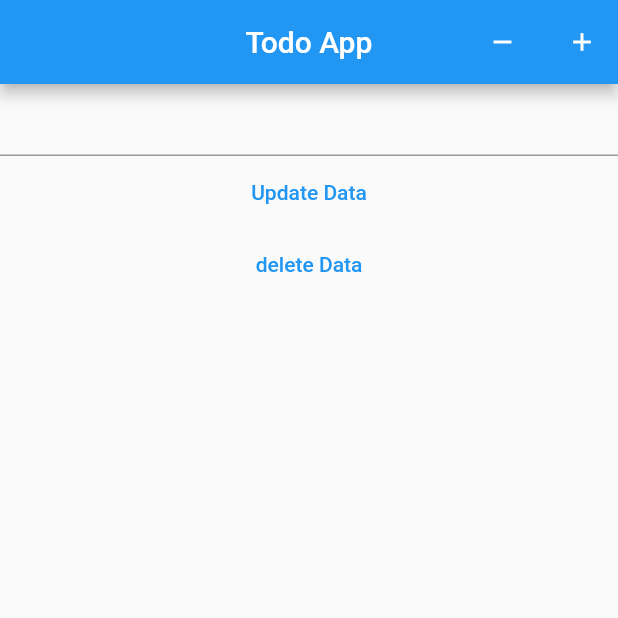
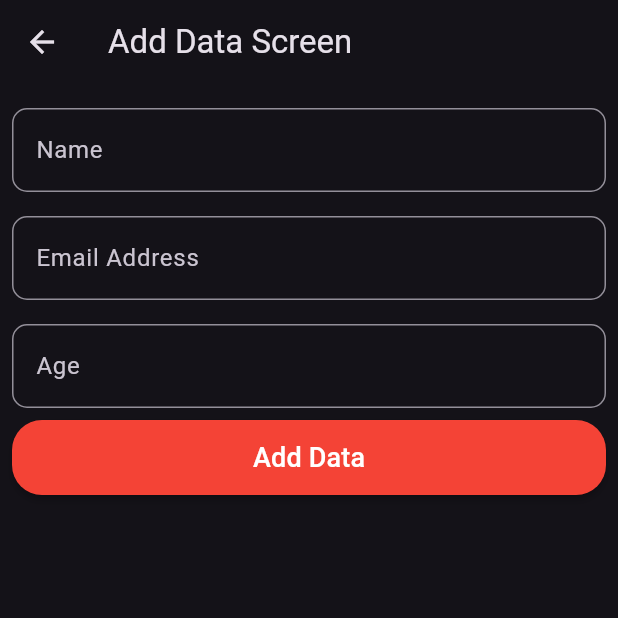
Before and after one commit to Ritik0110/getx_sqflite, a Flutter app: the screen it shows after launch, after a tap on the "add" icon, on a phone screen of 412 x 824 dp, the top half of it. Run offline on Flutter 3.47's test engine with Material 2 defaults, Android fonts, the phone set to English and light mode, and no system bars; our stand-ins replace get, sqflite; accounts and stored records are empty.

Commit message:
added ui for CRUD operation using getX controller with sqflite

```diff
--- a/lib/controller/db_controller.dart
+++ b/lib/controller/db_controller.dart
@@ -12,67 +12,82 @@ class SQLController extends GetxController {
     createDatabase();
   }
 
-  final updatetext = TextEditingController();
   Database? db;
   List<TodoModel> list = [];
+
+
   void createDatabase() async {
     var dbpath = await getDatabasesPath();
     String path = join(dbpath, "todo1.db");
-    OpenAppDatabase(path: path);
+    openAppDatabase(path: path);
   }
 
-  void OpenAppDatabase({required String path}) async {
-    Database database = await openDatabase(path,
+  void openAppDatabase({required String path}) async {
+    await openDatabase(path,
         onOpen: (database) {
           db = database;
           debugPrint("Database Opened");
+          getData();
         },
         version: 1,
         onCreate: (db, version) async {
           await db.execute(
-              "CREATE TABLE todo (id INTEGER PRIMARY KEY AUTOINCREMENT, title TEXT, description TEXT, isDone INTEGER)");
+              "CREATE TABLE todo (id INTEGER PRIMARY KEY AUTOINCREMENT, name TEXT, emailId TEXT, age INTEGER)");
           debugPrint("Database Created");
         });
-    debugPrint(database.toString());
   }
 
   void deleteTheDatabase() async {
-    var bdpath = await getDatabasesPath();
-    String path = join(bdpath, "todo1.db");
+    var bdPath = await getDatabasesPath();
+    String path = join(bdPath, "todo1.db");
     await deleteDatabase(path);
     debugPrint("Database Deleted");
+    getData();
   }
 
-  void InsertData() async{
-    var insert =await db?.insert("todo",
-        {"title": "1st data", "description": "1st description", "isDone": 0});
-    debugPrint("$insert Data Inserted");
-    GetData();
+  void insertData(
+      {required String name, required String mail, required int age}) async {
+    try {
+      var insert =
+          await db?.insert("todo", {"name": name, "emailId": mail, "age": age});
+      debugPrint("$insert Data Inserted");
+
+      Get.back();
+      getData();
+    } catch (e) {
+      debugPrint(e.toString());
+    }
   }
 
-  void UpdateData() async{
-    var updatedata =await db?.update("todo", {
-      "title":"2nd data",
-      "description":"2nd description",
-      "isDone":3
-    }, where: "id = ${updatetext.text}");
-    debugPrint("$updatedata Data Updated");
-    GetData();
+  void updateData(
+      {required String name,
+      required String mail,
+      required int age,
+      required int id}) async {
+    try {
+      var updateData = await db?.update(
+          "todo", {"name": name, "emailId": mail, "age": age},
+          where: "id = $id");
+      debugPrint("$updateData Data Updated");
+      Get.back();
+      getData();
+    } catch (e) {
+      debugPrint(e.toString());
+    }
   }
-  void DeleteData() async{
-    var deletetext =await db?.delete("todo",where: "id = ${updatetext.text}");
-    debugPrint("$deletetext Data Deleted");
-    GetData();
+
+  void deleteData({required int id}) async {
+    var deleteText = await db?.delete("todo", where: "id = $id");
+    debugPrint("$deleteText Data Deleted");
+    getData();
   }
-  void GetData() async{
-    var all_data = await db?.query("todo");
+
+  void getData() async {
+    var allData = await db?.query("todo");
     list.clear();
-    for(var i in all_data!){
-      print(i);
+    for (var i in allData!) {
       list.add(TodoModel.fromJson(i));
     }
-    print(all_data);
-    print(list.length);
     update();
   }
 }
--- a/lib/main.dart
+++ b/lib/main.dart
@@ -4,31 +4,25 @@ import 'view/screens/home_screen.dart';
 import 'bindings.dart';
 
 void main() {
-  runApp(MyApp());
+  runApp(const MyApp());
 }
 
 class MyApp extends StatelessWidget {
-  MyApp({super.key});
-
+  const MyApp({super.key});
 
   // This widget is the root of your application.
   @override
   Widget build(BuildContext context) {
     return GetMaterialApp(
       title: 'Flutter Demo',
+      debugShowCheckedModeBanner: false,
       initialBinding: HomeBinding(),
       theme: ThemeData(
-        // This is the theme of your application.
-        //
-        // Try running your application with "flutter run". You'll see the
-        // application has a blue toolbar. Then, without quitting the app, try
-        // changing the primarySwatch below to Colors.green and then invoke
-        // "hot reload" (press "r" in the console where you ran "flutter run",
-        // or simply save your changes to "hot reload" in a Flutter IDE).
-        // Notice that the counter didn't reset back to zero; the application
-        // is not restarted.
-        primarySwatch: Colors.blue,
+        useMaterial3: true,
       ),
+      darkTheme: ThemeData.dark(useMaterial3: true),
+      themeMode: ThemeMode.dark,
+
       home: const HomeScreen(),
     );
   }
--- a/lib/model/todo_model.dart
+++ b/lib/model/todo_model.dart
@@ -1,20 +1,20 @@
 class TodoModel {
   final int id;
-  final String title;
-  final String description;
-  final int isDone;
+  final String name;
+  final String emailId;
+  final int age;
 
   TodoModel(
       {required this.id,
-      required this.title,
-      required this.description,
-      required this.isDone});
+      required this.name,
+      required this.emailId,
+      required this.age});
 
   factory TodoModel.fromJson(Map<String, dynamic> json) {
     return TodoModel(
         id: json["id"],
-        title: json["title"],
-        description: json["description"],
-        isDone: json["isDone"]);
+        name: json["name"],
+        emailId: json["emailId"],
+        age: json["age"]);
   }
 }
--- /dev/null
+++ b/lib/view/screens/editscreen.dart
@@ -0,0 +1,75 @@
+import 'package:flutter/material.dart';
+import 'package:get/get.dart';
+import 'package:getx_sqflite/controller/db_controller.dart';
+import 'package:getx_sqflite/model/todo_model.dart';
+import 'package:getx_sqflite/view/widgets/custom_text_field.dart';
+
+class EditScreen extends StatelessWidget {
+  EditScreen({Key? key, this.model,this.isEdit = false}) : super(key: key);
+  TodoModel? model;
+  bool isEdit;
+  final nameController = TextEditingController();
+  final mailController = TextEditingController();
+  final ageController = TextEditingController();
+  SQLController control = Get.find();
+  @override
+  Widget build(BuildContext context) {
+    if (model != null) {
+      isEdit = true;
+      nameController.text = model!.name;
+      mailController.text = model!.emailId;
+      ageController.text = model!.age.toString();
+    }
+    return Scaffold(
+        appBar: AppBar(
+          title: Text(isEdit ? "Edit data Screen" : "Add Data Screen"),
+        ),
+        body: Padding(
+          padding: const EdgeInsets.all(8.0),
+          child: Column(
+            children: [
+              CustomTextFormField(
+                  controller: nameController,
+                  labelText: "Name",
+                  hintText: "Name",
+                  validationText: "Please Enter name"),
+              CustomTextFormField(
+                  controller: mailController,
+                  labelText: "Email Address",
+                  hintText: "Email",
+                  validationText: "Please Enter Email Address"),
+              CustomTextFormField(
+                  controller: ageController,
+                  labelText: "Age",
+                  hintText: "Age",
+                  keyboardType: TextInputType.number,
+                  validationText: "Please Enter Age"),
+              MaterialButton(
+                onPressed: () {
+                  isEdit
+                      ? control.updateData(
+                          name: nameController.text,
+                          mail: mailController.text,
+                          age: int.parse(ageController.text),
+                          id: model!.id)
+                      : control.insertData(
+                          name: nameController.text,
+                          mail: mailController.text,
+                          age: int.parse(ageController.text));
+                },
+                minWidth: double.infinity,
+                height: 50,
+                shape: RoundedRectangleBorder(
+                    borderRadius: BorderRadius.circular(20)),
+                textColor: Colors.white,
+                color: Colors.red,
+                child: Text(
+                  isEdit ? "Update Data" : "Add Data",
+                  style: const TextStyle(fontSize: 18),
+                ),
+              )
+            ],
+          ),
+        ));
+  }
+}
--- a/lib/view/screens/home_screen.dart
+++ b/lib/view/screens/home_screen.dart
@@ -1,7 +1,9 @@
 import 'package:flutter/material.dart';
 import 'package:get/get.dart';
+import 'package:getx_sqflite/view/widgets/todo_item.dart';
 
 import '../../controller/db_controller.dart';
+import 'editscreen.dart';
 
 class HomeScreen extends StatefulWidget {
   const HomeScreen({Key? key}) : super(key: key);
@@ -11,59 +13,25 @@ class HomeScreen extends StatefulWidget {
 }
 
 class _HomeScreenState extends State<HomeScreen> {
-  final SQLController controller = Get.find();
   @override
   Widget build(BuildContext context) {
     return Scaffold(
         appBar: AppBar(
           title: const Text("Todo App"),
           centerTitle: true,
-        actions: [
-          IconButton(
+        ),
+        floatingActionButton: FloatingActionButton(
           onPressed: () {
-                controller.deleteTheDatabase();
+            Get.to(() => EditScreen(), transition: Transition.downToUp);
           },
-              icon: const Icon(
-                Icons.remove,
-                size: 20,
-                color: Colors.white,
-              )),
-          SizedBox(
-            width: 5,
+          child: const Icon(Icons.add),
         ),
-          IconButton(
-              onPressed: () {
-                controller.InsertData();
-              },
-              icon: const Icon(
-                Icons.add,
-                size: 20,
-                color: Colors.white,
-              )),
-        ],
-      ),
-      body: Column(
-        children: [
-
-          TextField(
-            controller: controller.updatetext,
-          ),
-          Center(
-            child: TextButton(
-                child: const Text("Update Data"),
-                onPressed: () {
-                  controller.UpdateData();
-                }),
-          ),
-          Center(
-            child: TextButton(
-                child: const Text("delete Data"),
-                onPressed: () {
-                  controller.DeleteData();
-                }),
-          ),
-        ],
-      ),
-    );
+        body: GetBuilder<SQLController>(builder: (controller) {
+          return ListView.builder(
+              itemCount: controller.list.length,
+              itemBuilder: (context, index) {
+                return TodoItem(controller: controller, index: index);
+              });
+        }));
   }
 }
--- /dev/null
+++ b/lib/view/widgets/custom_text_field.dart
@@ -0,0 +1,39 @@
+import 'package:flutter/material.dart';
+
+// ignore: must_be_immutable
+class CustomTextFormField extends StatelessWidget {
+  CustomTextFormField(
+  {super.key,
+      required this.controller,
+      required this.labelText,
+      required this.hintText,
+      this.keyboardType = TextInputType.text,
+      required this.validationText});
+  final TextEditingController controller;
+  final String labelText;
+  final String hintText;
+  final String validationText;
+  TextInputType keyboardType;
+  @override
+  Widget build(BuildContext context) {
+    return Padding(
+      padding: const EdgeInsets.symmetric(vertical: 8.0),
+      child: TextFormField(
+        controller: controller,
+        keyboardType: keyboardType,
+        decoration: InputDecoration(
+            labelText: labelText,
+            hintText: hintText,
+            border: OutlineInputBorder(
+              borderRadius: BorderRadius.circular(10),
+            )),
+        validator: (value) {
+          if (value!.isEmpty) {
+            return validationText;
+          }
+          return null;
+        },
+      ),
+    );
+  }
+}
```
Also changed, not shown: lib/view/widgets/todo_item.dart (added, +61 -0 lines). Lines whose indentation alone changed are shown as unchanged.
